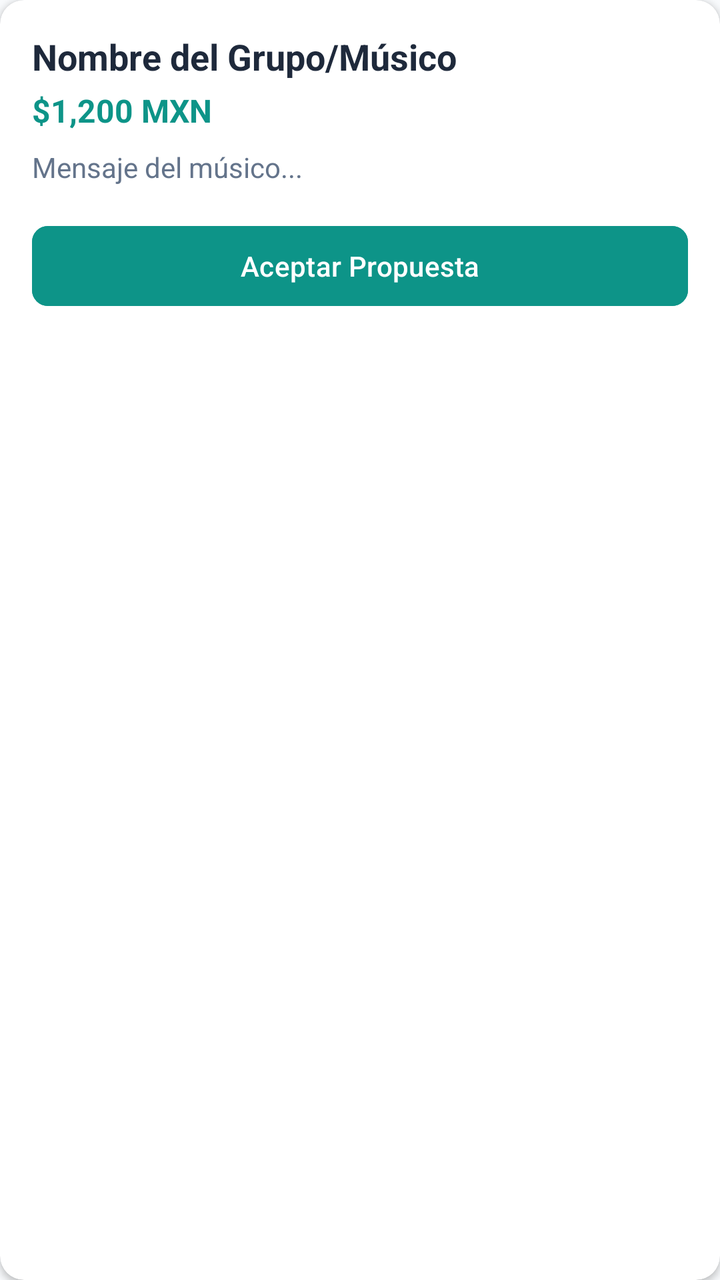
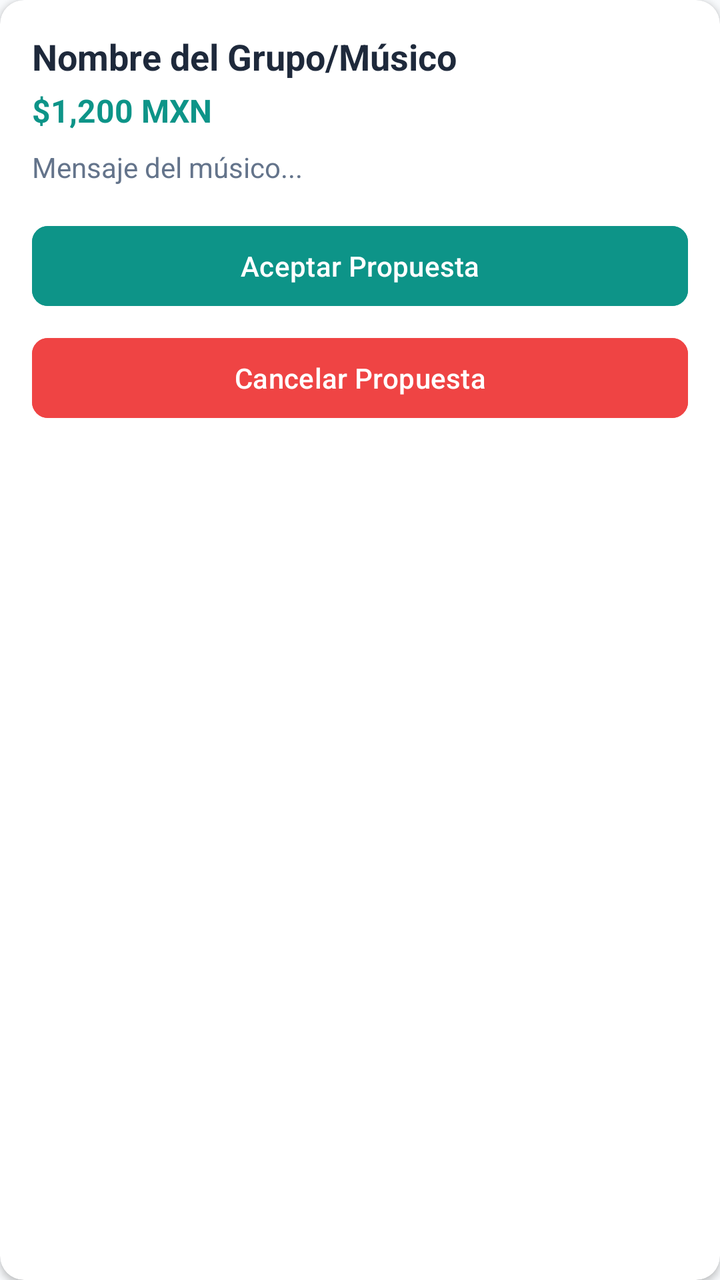

Screens rendered from an Android XML layout before and after an edit, with the pre-edit source and the edit as a unified diff.
<!-- AndroidManifest.xml: application theme Theme.ArmonihzMobile -->
<!-- res/layout/item_proposal.xml -->
<?xml version="1.0" encoding="utf-8"?>
<androidx.cardview.widget.CardView
    xmlns:android="http://schemas.android.com/apk/res/android"
    xmlns:app="http://schemas.android.com/apk/res-auto"
    android:layout_width="match_parent"
    android:layout_height="wrap_content"
    android:layout_marginBottom="12dp"
    app:cardCornerRadius="12dp"
    app:cardElevation="2dp"
    app:cardBackgroundColor="?attr/colorSurface">

    <LinearLayout
        android:layout_width="match_parent"
        android:layout_height="wrap_content"
        android:orientation="vertical"
        android:padding="16dp">

        <TextView
            android:id="@+id/tvMusicianName"
            android:layout_width="match_parent"
            android:layout_height="wrap_content"
            android:text="Nombre del Grupo/Músico"
            android:textSize="18sp"
            android:textStyle="bold"
            android:textColor="?attr/colorOnSurface"/>

        <TextView
            android:id="@+id/tvProposedPrice"
            android:layout_width="match_parent"
            android:layout_height="wrap_content"
            android:layout_marginTop="4dp"
            android:text="$1,200 MXN"
            android:textColor="?attr/colorPrimary"
            android:textSize="16sp"
            android:textStyle="bold"/>

        <TextView
            android:id="@+id/tvMessage"
            android:layout_width="match_parent"
            android:layout_height="wrap_content"
            android:layout_marginTop="8dp"
            android:text="Mensaje del músico..."
            android:textColor="?attr/colorOnSurfaceVariant"
            android:textSize="14sp"/>

        <com.google.android.material.button.MaterialButton
            android:id="@+id/btnAcceptProposal"
            android:layout_width="match_parent"
            android:layout_height="wrap_content"
            android:layout_marginTop="16dp"
            android:text="Aceptar Propuesta"
            android:backgroundTint="?attr/colorPrimary"
            android:textColor="?attr/colorOnPrimary"
            app:cornerRadius="8dp"/>

    </LinearLayout>
</androidx.cardview.widget.CardView>
<!-- resources referenced by this layout -->
<resources>
  <style name="Theme.ArmonihzMobile" parent="Base.Theme.ArmonihzMobile" />
  <style name="Base.Theme.ArmonihzMobile" parent="Theme.Material3.DayNight.NoActionBar">
  
          
          <item name="colorPrimary">@color/md_primary</item>
          <item name="colorOnPrimary">@color/md_onPrimary</item>
  
          
          <item name="android:colorBackground">@color/md_background</item>
  
          
          <item name="colorSurface">@color/md_surface</item>
          <item name="colorOnSurface">@color/md_onSurface</item>
          <item name="colorOnSurfaceVariant">@color/md_onSurfaceVariant</item>
  
          
          <item name="colorOutline">@color/md_outline</item>
  
          
          <item name="colorError">@color/md_error</item>
  
          
          <item name="colorControlActivated">@color/md_primary</item>
  
      </style>
  <color name="md_primary">#0D9488</color>
  <color name="md_onPrimary">#FFFFFF</color>
  <color name="md_background">#F8FAFC</color>
  <color name="md_surface">#FFFFFF</color>
  <color name="md_onSurface">#1E293B</color>
  <color name="md_onSurfaceVariant">#64748B</color>
  <color name="md_outline">#E2E8F0</color>
  <color name="md_error">#EF4444</color>
</resources>

<!-- the commit's change to res/layout/item_proposal.xml (unified diff, before → after) -->
@@ -53,5 +53,16 @@
             android:textColor="?attr/colorOnPrimary"
             app:cornerRadius="8dp"/>
 
+        <com.google.android.material.button.MaterialButton
+            android:id="@+id/btnCancelProposal"
+            android:layout_width="match_parent"
+            android:layout_height="wrap_content"
+            android:layout_marginTop="8dp"
+            android:text="Cancelar Propuesta"
+            android:backgroundTint="?attr/colorError"
+            android:textColor="?attr/colorOnError"
+            app:cornerRadius="8dp"/>
+
     </LinearLayout>
+
 </androidx.cardview.widget.CardView>
